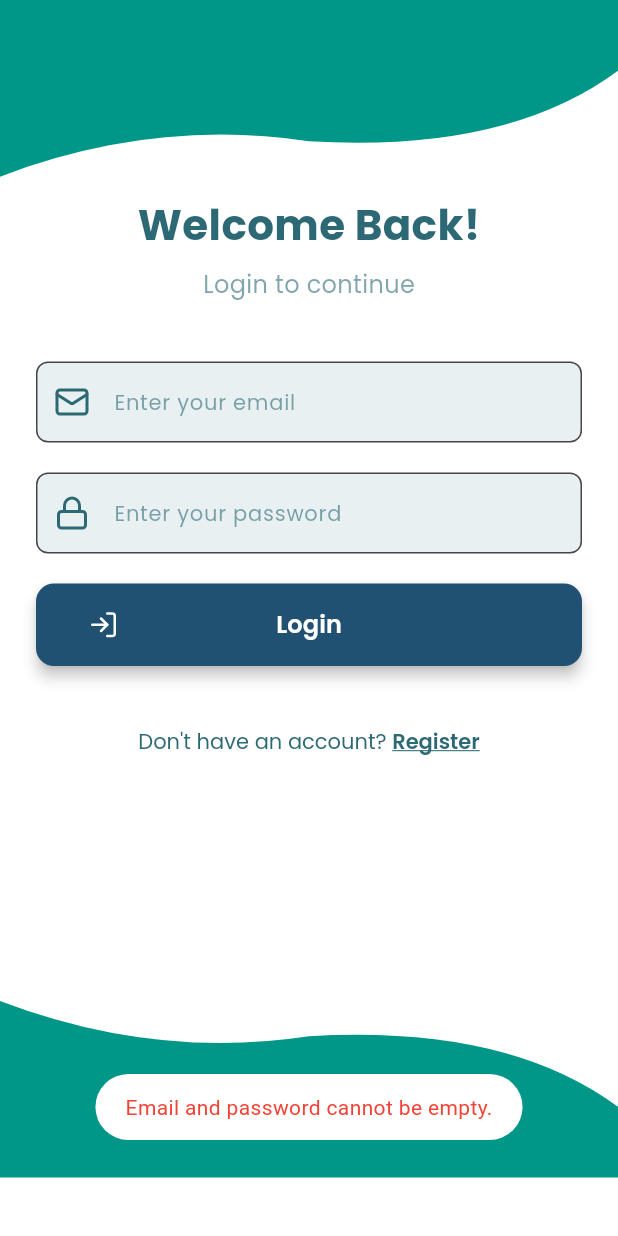
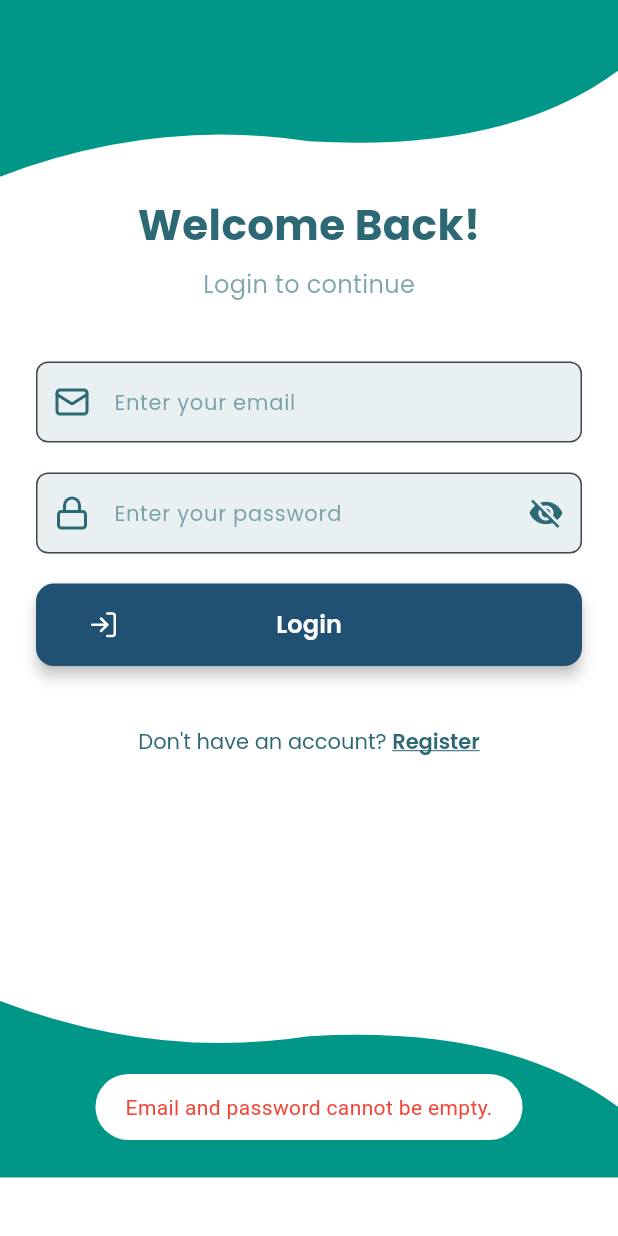
Before and after one commit to samadhan26/Hackhathon2025, a Flutter app: the LoginScreen screen opened by its route, after a tap on "Login", on a phone screen of 412 x 824 dp. Run offline on Flutter 3.47's test engine with Material 3 defaults, Android fonts, the phone set to English and light mode, and no system bars; our stand-ins replace cached_network_image, dropdown_button2, flutter_dotenv, flutter_spinkit, flutter_tts, fluttertoast and 4 more.

Commit message:
password toggling added

```diff
--- a/lib/screens/auth/login_screen.dart
+++ b/lib/screens/auth/login_screen.dart
@@ -95,6 +95,7 @@ class _LoginScreenState extends State<LoginScreen> {
                     onSuffixTap: () =>
                         setState(() => isPasswordHidden = !isPasswordHidden),
                   ),
+
                   const SizedBox(height: 20),
 
                   _buildButton(
@@ -153,12 +154,21 @@ class _LoginScreenState extends State<LoginScreen> {
       controller: controller,
       obscureText: isPassword,
       cursorColor: Colors.black,
-      style: const TextStyle(color: Colors.black),
+      style: GoogleFonts.poppins(fontSize: 16, color: Colors.black),
       decoration: InputDecoration(
         hintText: hint,
         hintStyle: GoogleFonts.poppins(color: hintTextColor, fontSize: 14),
         counterText: '',
         prefixIcon: Icon(icon, color: textColor),
+        suffixIcon: onSuffixTap != null
+            ? IconButton(
+          icon: Icon(
+            isPassword ? Icons.visibility_off : Icons.visibility,
+            color: textColor,
+          ),
+          onPressed: onSuffixTap,
+        )
+            : null,
         filled: true,
         fillColor: inputFieldColor.withOpacity(0.1),
         border: OutlineInputBorder(
@@ -170,10 +180,12 @@ class _LoginScreenState extends State<LoginScreen> {
           borderSide: BorderSide(color: Colors.black, width: 2),
         ),
         contentPadding:
-            const EdgeInsets.symmetric(vertical: 15, horizontal: 20),
+        const EdgeInsets.symmetric(vertical: 15, horizontal: 20),
       ),
     );
   }
+
+
 
   Widget _buildButton({
     required String text,
@@ -251,8 +263,8 @@ class _LoginScreenState extends State<LoginScreen> {
         msg: "Please enter a valid email address.",
         toastLength: Toast.LENGTH_SHORT,
         gravity: ToastGravity.BOTTOM,
-        backgroundColor: Colors.red,
-        textColor: Colors.white,
+        backgroundColor: Colors.white,
+        textColor: Colors.red,
       );
       return;
     }
@@ -262,8 +274,8 @@ class _LoginScreenState extends State<LoginScreen> {
         msg: "Password must be at least 6 characters long.",
         toastLength: Toast.LENGTH_SHORT,
         gravity: ToastGravity.BOTTOM,
-        backgroundColor: Colors.red,
-        textColor: Colors.white,
+        backgroundColor: Colors.white,
+        textColor: Colors.red,
       );
       return;
     }
@@ -278,8 +290,8 @@ class _LoginScreenState extends State<LoginScreen> {
         "Password must include uppercase, lowercase, number (min 6 chars).",
         toastLength: Toast.LENGTH_LONG,
         gravity: ToastGravity.BOTTOM,
-        backgroundColor: Colors.red,
-        textColor: Colors.white,
+        backgroundColor: Colors.white,
+        textColor: Colors.red,
       );
       return;
     }
@@ -304,8 +316,8 @@ class _LoginScreenState extends State<LoginScreen> {
           msg: errorData['message'] ?? "Invalid credentials",
           toastLength: Toast.LENGTH_LONG,
           gravity: ToastGravity.BOTTOM,
-          backgroundColor: Colors.red,
-          textColor: Colors.white,
+          backgroundColor: Colors.white,
+          textColor: Colors.red,
         );
       }
     } catch (e) {
@@ -313,8 +325,8 @@ class _LoginScreenState extends State<LoginScreen> {
         msg: "Something went wrong. Please try again.",
         toastLength: Toast.LENGTH_LONG,
         gravity: ToastGravity.BOTTOM,
-        backgroundColor: Colors.red,
-        textColor: Colors.white,
+        backgroundColor: Colors.white,
+        textColor: Colors.red,
       );
     } finally {
       setState(() => isLoading = false);
```
Also changed, not shown: lib/screens/auth/register_screen.dart (+48 -4 lines).
